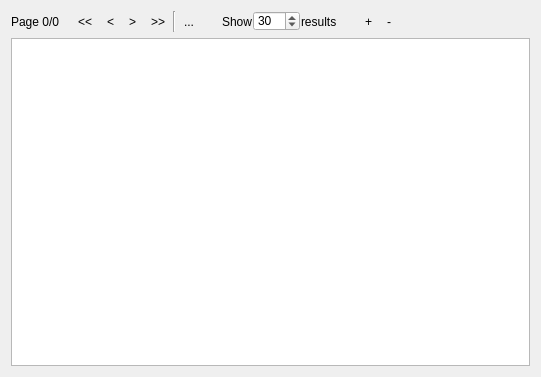
This is src/widgets/resultview.ui in FrenchDilettante/dbmaster as Qt 5 draws it before an edit. The edited form follows.
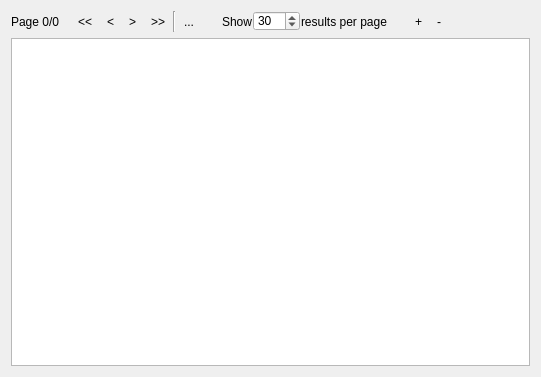
This is the edited form. Icons and pictures are not drawn.

Commit message: Libellé nombre résultats par page

```diff
--- a/src/widgets/resultview.ui
+++ b/src/widgets/resultview.ui
@@ -204,7 +204,7 @@
          <item>
           <widget class="QLabel" name="label_2">
            <property name="text">
-            <string>results</string>
+            <string>results per page</string>
            </property>
           </widget>
          </item>
```
The commit also changes 1 other file.
